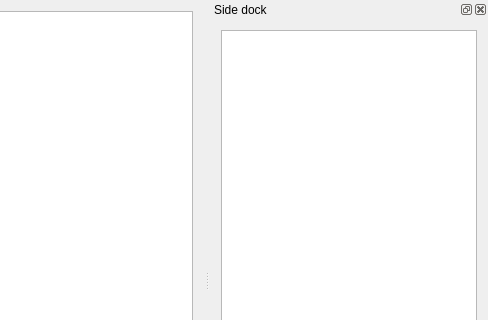
Qt form src/MainWindow.ui (pdkvi/boardroom) before a commit; both pictures show x 218 to 706 and y 0 to 320 of the 706 by 559 pixel window.
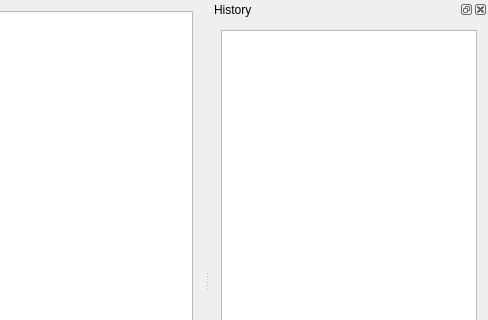
The same form after that commit. Custom widgets are drawn as their Qt base class.

Commit message:
Add infinite scene scrolling to the WhiteboardView widget (#2)
* Added a prototype of the history of drawing commands in WhiteboardScene.

* Temporarily added debugging information about view and screen rects to WhiteboardView::paintEvent()

* Fixed unwanted event propagation in WhiteboardView::mouseReleaseEvent().

* Add infinite scene scrolling to the WhiteboardView widget

Patch:
```diff
--- a/src/MainWindow.ui
+++ b/src/MainWindow.ui
@@ -22,7 +22,7 @@
   </widget>
   <widget class="QDockWidget" name="sideDock">
    <property name="windowTitle">
-    <string>Side dock</string>
+    <string>History</string>
    </property>
    <attribute name="dockWidgetArea">
     <number>2</number>
```
Left out of the diff: 4 changed lines with no effect on the pictures. The commit also changes 7 other files.
